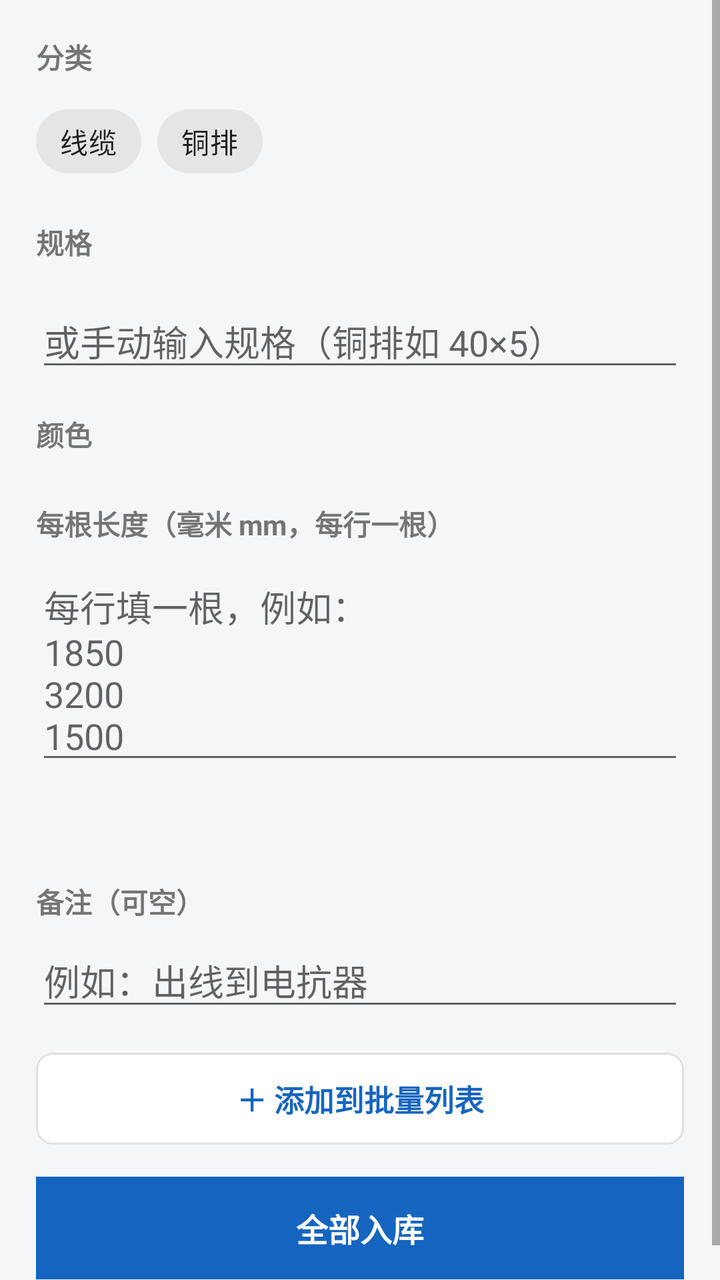
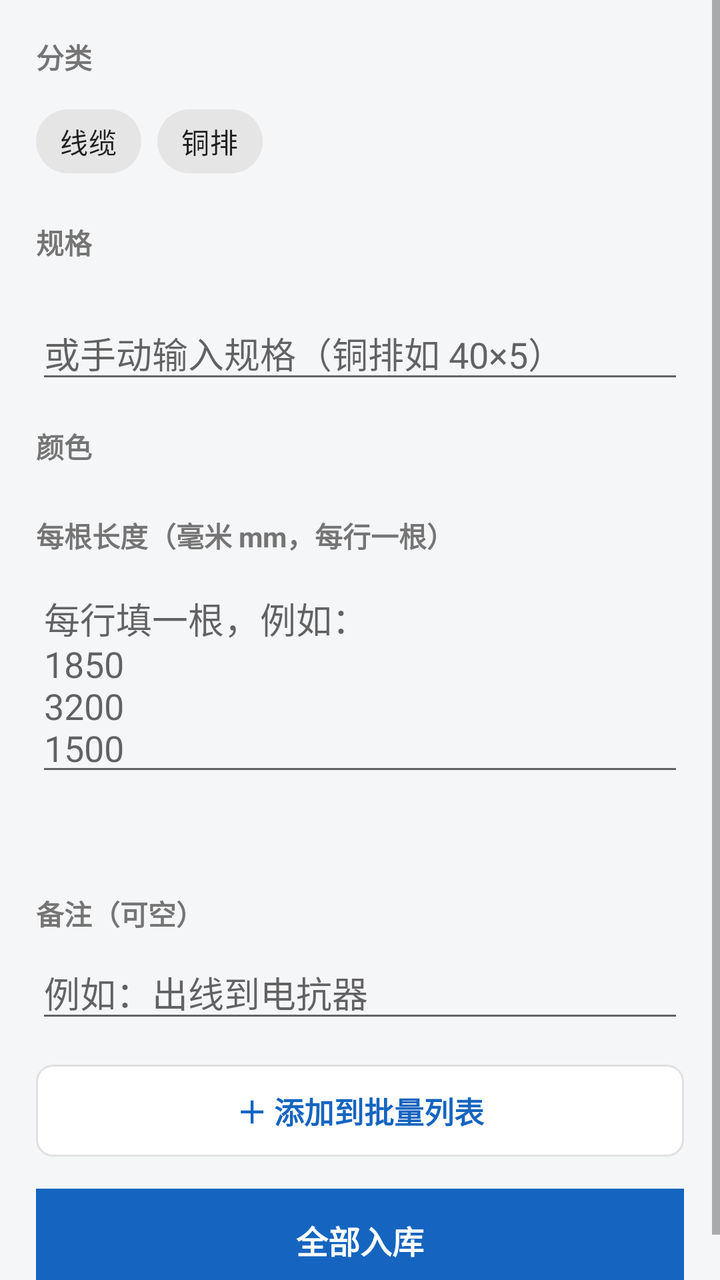

Compare the two renders of this Android layout. The source of the first and the diff that turns it into the second are given below.
<!-- AndroidManifest.xml: application theme Theme.App -->
<!-- res/layout/dialog_record.xml -->
<?xml version="1.0" encoding="utf-8"?>
<ScrollView xmlns:android="http://schemas.android.com/apk/res/android"
    xmlns:app="http://schemas.android.com/apk/res-auto"
    android:layout_width="match_parent"
    android:layout_height="wrap_content">
    <LinearLayout xmlns:android="http://schemas.android.com/apk/res/android"
        android:layout_width="match_parent"
        android:layout_height="wrap_content"
        android:orientation="vertical"
        android:padding="18dp">

        <TextView
            android:id="@+id/tv_append_summary"
            android:layout_width="match_parent"
            android:layout_height="wrap_content"
            android:text=""
            android:textColor="@color/primary"
            android:textSize="15sp"
            android:textStyle="bold"
            android:visibility="gone" />

        <TextView
            android:id="@+id/tv_kind_label"
            android:layout_width="wrap_content"
            android:layout_height="wrap_content"
            android:text="分类"
            android:textSize="14sp"
            android:textStyle="bold"
            android:textColor="@color/text_secondary" />

        <com.google.android.material.chip.ChipGroup
            android:id="@+id/cg_kind"
            android:layout_width="match_parent"
            android:layout_height="wrap_content"
            android:layout_marginTop="8dp"
            app:singleSelection="true"
            app:selectionRequired="true">

            <com.google.android.material.chip.Chip
                android:id="@+id/chip_kind_wire"
                style="@style/Widget.MaterialComponents.Chip.Choice"
                android:layout_width="wrap_content"
                android:layout_height="wrap_content"
                android:text="线缆"
                app:checkedIconVisible="false" />

            <com.google.android.material.chip.Chip
                android:id="@+id/chip_kind_busbar"
                style="@style/Widget.MaterialComponents.Chip.Choice"
                android:layout_width="wrap_content"
                android:layout_height="wrap_content"
                android:text="铜排"
                app:checkedIconVisible="false" />
        </com.google.android.material.chip.ChipGroup>

        <TextView
            android:id="@+id/tv_spec_label"
            android:layout_width="wrap_content"
            android:layout_height="wrap_content"
            android:text="规格"
            android:textSize="14sp"
            android:textStyle="bold"
            android:textColor="@color/text_secondary"
            android:layout_marginTop="16dp" />

        <com.google.android.material.chip.ChipGroup
            android:id="@+id/cg_spec"
            android:layout_width="match_parent"
            android:layout_height="wrap_content"
            android:layout_marginTop="8dp"
            app:singleSelection="true">

            
        </com.google.android.material.chip.ChipGroup>

        <EditText
            android:id="@+id/et_spec_custom"
            android:layout_width="match_parent"
            android:layout_height="wrap_content"
            android:hint="或手动输入规格（铜排如 40×5）"
            android:inputType="text"
            android:importantForAutofill="no"
            android:layout_marginTop="8dp"
            android:visibility="visible" />

        <TextView
            android:id="@+id/tv_color_label"
            android:layout_width="wrap_content"
            android:layout_height="wrap_content"
            android:text="颜色"
            android:textSize="14sp"
            android:textStyle="bold"
            android:textColor="@color/text_secondary"
            android:layout_marginTop="16dp" />

        <com.google.android.material.chip.ChipGroup
            android:id="@+id/cg_color"
            android:layout_width="match_parent"
            android:layout_height="wrap_content"
            android:layout_marginTop="8dp"
            app:singleSelection="true">

            
        </com.google.android.material.chip.ChipGroup>

        <TextView
            android:id="@+id/tv_len_label"
            android:layout_width="wrap_content"
            android:layout_height="wrap_content"
            android:text="每根长度（毫米 mm，每行一根）"
            android:textSize="14sp"
            android:textStyle="bold"
            android:textColor="@color/text_secondary"
            android:layout_marginTop="16dp" />

        <EditText
            android:id="@+id/et_length"
            android:layout_width="match_parent"
            android:layout_height="wrap_content"
            android:gravity="top|start"
            android:minLines="3"
            android:hint="每行填一根，例如：&#10;1850&#10;3200&#10;1500"
            android:inputType="textMultiLine"
            android:importantForAutofill="no"
            android:layout_marginTop="8dp" />

        <TextView
            android:id="@+id/tv_length_preview"
            android:layout_width="wrap_content"
            android:layout_height="wrap_content"
            android:text=""
            android:textColor="@color/text_secondary"
            android:textSize="13sp"
            android:layout_marginTop="4dp" />

        <TextView
            android:id="@+id/tv_existing_total"
            android:layout_width="wrap_content"
            android:layout_height="wrap_content"
            android:text=""
            android:textColor="@color/primary"
            android:textSize="13sp"
            android:layout_marginTop="2dp" />

        <TextView
            android:id="@+id/tv_note_label"
            android:layout_width="wrap_content"
            android:layout_height="wrap_content"
            android:text="备注（可空）"
            android:textSize="14sp"
            android:textStyle="bold"
            android:textColor="@color/text_secondary"
            android:layout_marginTop="12dp" />

        <EditText
            android:id="@+id/et_note"
            android:layout_width="match_parent"
            android:layout_height="wrap_content"
            android:hint="例如：出线到电抗器"
            android:inputType="text"
            android:importantForAutofill="no"
            android:layout_marginTop="6dp" />

        <TextView
            android:id="@+id/tv_stage_add_btn"
            android:layout_width="match_parent"
            android:layout_height="wrap_content"
            android:layout_marginTop="16dp"
            android:padding="12dp"
            android:gravity="center"
            android:text="＋ 添加到批量列表"
            android:textColor="@color/primary"
            android:textSize="15sp"
            android:textStyle="bold"
            android:background="@drawable/bg_input" />

        <TextView
            android:id="@+id/tv_staging_label"
            android:layout_width="wrap_content"
            android:layout_height="wrap_content"
            android:layout_marginTop="16dp"
            android:text="批量列表（点击项可编辑/删除）"
            android:textSize="14sp"
            android:textStyle="bold"
            android:textColor="@color/text_secondary"
            android:visibility="gone" />

        <LinearLayout
            android:id="@+id/ll_staging"
            android:layout_width="match_parent"
            android:layout_height="wrap_content"
            android:orientation="vertical"
            android:layout_marginTop="4dp"
            android:visibility="gone" />

        <TextView
            android:id="@+id/btn_stage_submit"
            android:layout_width="match_parent"
            android:layout_height="wrap_content"
            android:layout_marginTop="16dp"
            android:padding="14dp"
            android:gravity="center"
            android:text="全部入库"
            android:textColor="#FFFFFF"
            android:textSize="16sp"
            android:textStyle="bold"
            android:background="@color/primary" />
    </LinearLayout>
</ScrollView>
<!-- resources referenced by this layout -->
<resources>
  <color name="primary">#1565C0</color>
  <color name="text_secondary">#757575</color>
  <!-- drawable bg_input (drawable) -->
  <?xml version="1.0" encoding="utf-8"?>
  <shape xmlns:android="http://schemas.android.com/apk/res/android"
      android:shape="rectangle">
      <solid android:color="@color/bg_card" />
      <stroke android:width="1dp" android:color="@color/divider" />
      <corners android:radius="8dp" />
  </shape>
  <style name="Theme.App" parent="Theme.MaterialComponents.DayNight.NoActionBar">
          <item name="colorPrimary">@color/primary</item>
          <item name="colorPrimaryDark">@color/primary_dark</item>
          <item name="colorAccent">@color/accent</item>
          <item name="android:statusBarColor">@color/primary_dark</item>
          <item name="android:windowBackground">@color/bg_window</item>
      </style>
  <color name="bg_card">#FFFFFF</color>
  <color name="divider">#E0E0E0</color>
  <color name="primary_dark">#0D47A1</color>
  <color name="accent">#FF8F00</color>
  <color name="bg_window">#F5F6F8</color>
</resources>

<!-- the commit's change to res/layout/dialog_record.xml (unified diff, before → after) -->
@@ -64,10 +64,21 @@
             android:layout_marginTop="16dp" />
 
         <com.google.android.material.chip.ChipGroup
+            android:id="@+id/cg_spec_group"
+            android:layout_width="match_parent"
+            android:layout_height="wrap_content"
+            android:layout_marginTop="8dp"
+            app:singleSelection="true"
+            app:selectionRequired="true">
+
+            
+        </com.google.android.material.chip.ChipGroup>
+
+        <com.google.android.material.chip.ChipGroup
             android:id="@+id/cg_spec"
             android:layout_width="match_parent"
             android:layout_height="wrap_content"
-            android:layout_marginTop="8dp"
+            android:layout_marginTop="6dp"
             app:singleSelection="true">
 
             
